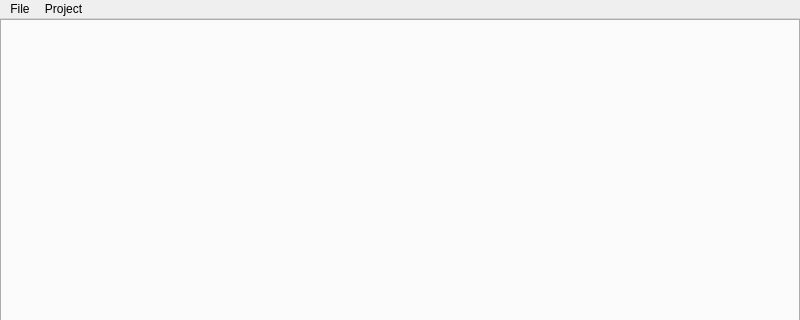
Above: Editor/editor/mainwindow.ui from marcellfischbach/CobaltSKY before the change; both pictures show x 0 to 800 and y 0 to 320 of the 800 by 600 pixel window. Below: the same form after it.
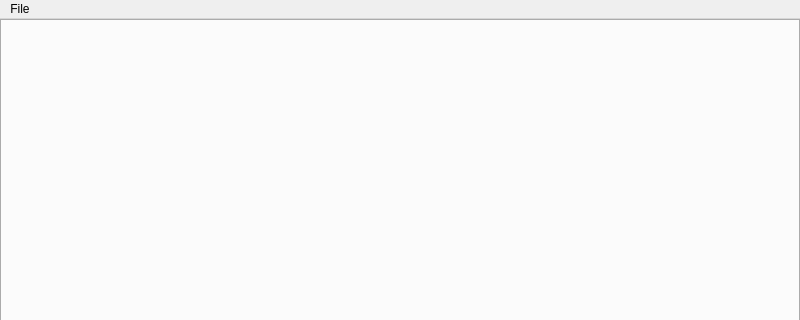
That is the form after the change.

```diff
--- a/Editor/editor/mainwindow.ui
+++ b/Editor/editor/mainwindow.ui
@@ -64,13 +64,6 @@
     <addaction name="separator"/>
     <addaction name="actionExit"/>
    </widget>
-   <widget class="QMenu" name="menuProject">
-    <property name="title">
-     <string>Project</string>
-    </property>
-    <addaction name="actionRebuild_dependency_tree"/>
-    <addaction name="actionDebug_dependency_tree"/>
-   </widget>
    <addaction name="menuFile"/>
    <addaction name="menuProject"/>
   </widget>
```
